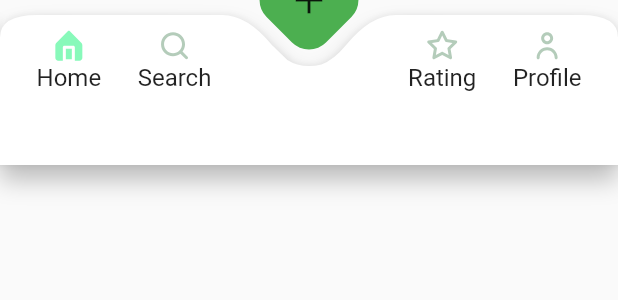
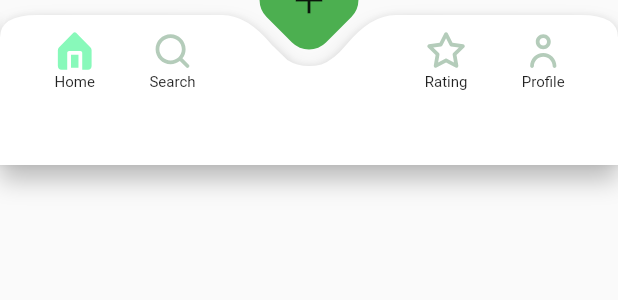
Before and after one commit to artyomIgg/test_push_notifications, a Flutter app: what bottomNavBar() shows on an empty page, opened directly, on a phone screen of 412 x 824 dp. Shown: the top 300 px of the screen. Run offline on Flutter 3.47's test engine with Material 2 defaults, Android fonts, the phone set to English and light mode, and no system bars; our stand-ins replace firebase_analytics, firebase_core, firebase_crashlytics, firebase_messaging, flutter_local_notifications, flutter_svg and 3 more; missing offline and left inert: firebase_in_app_messaging, flutter_facebook_auth; accounts and stored records are empty.

Commit message:
Refactor bottom nav icon

```diff
--- a/lib/earth/earth.dart
+++ b/lib/earth/earth.dart
@@ -393,58 +393,32 @@ Widget bottomNavBar(BuildContext context) {
             mainAxisSize: MainAxisSize.max,
             mainAxisAlignment: MainAxisAlignment.spaceEvenly,
             children: [
-              Column(
-                mainAxisAlignment: MainAxisAlignment.center,
-                children: [
-                  SvgPicture.asset(
-                    "res/bihance_pic/icons/home.svg",
-                    height: 24,
-                    width: 24,
-                  ),
-                  Text("Home", style: TextStyle(fontSize: 16))
-                ],
-              ),
-              Column(
-                mainAxisAlignment: MainAxisAlignment.center,
-                children: [
-                  SvgPicture.asset(
-                    "res/bihance_pic/icons/search.svg",
-                    height: 24,
-                    width: 24,
-                  ),
-                  Text("Search", style: TextStyle(fontSize: 16))
-                ],
-              ),
+              bottomNavBarIcon("res/bihance_pic/icons/home.svg", "Home"),
+              bottomNavBarIcon("res/bihance_pic/icons/search.svg", "Search"),
               SizedBox(
                 width: size.width * 0.20,
               ),
-              Column(
-                mainAxisAlignment: MainAxisAlignment.center,
-                children: [
-                  SvgPicture.asset(
-                    "res/bihance_pic/icons/rating.svg",
-                    height: 24,
-                    width: 24,
-                  ),
-                  Text("Rating", style: TextStyle(fontSize: 16))
-                ],
-              ),
-              Column(
-                mainAxisAlignment: MainAxisAlignment.center,
-                children: [
-                  SvgPicture.asset(
-                    "res/bihance_pic/icons/profile.svg",
-                    height: 24,
-                    width: 24,
-                  ),
-                  Text("Profile", style: TextStyle(fontSize: 16))
-                ],
-              ),
+              bottomNavBarIcon("res/bihance_pic/icons/rating.svg", "Rating"),
+              bottomNavBarIcon("res/bihance_pic/icons/profile.svg", "Profile"),
             ],
           ),
         ),
       ],
     ),
+  );
+}
+
+Widget bottomNavBarIcon(String path, String title) {
+  return Column(
+    mainAxisAlignment: MainAxisAlignment.center,
+    children: [
+      SvgPicture.asset(
+        path,
+        height: 30,
+        width: 30,
+      ),
+      Text(title, style: TextStyle(fontSize: 10))
+    ],
   );
 }
 
```
